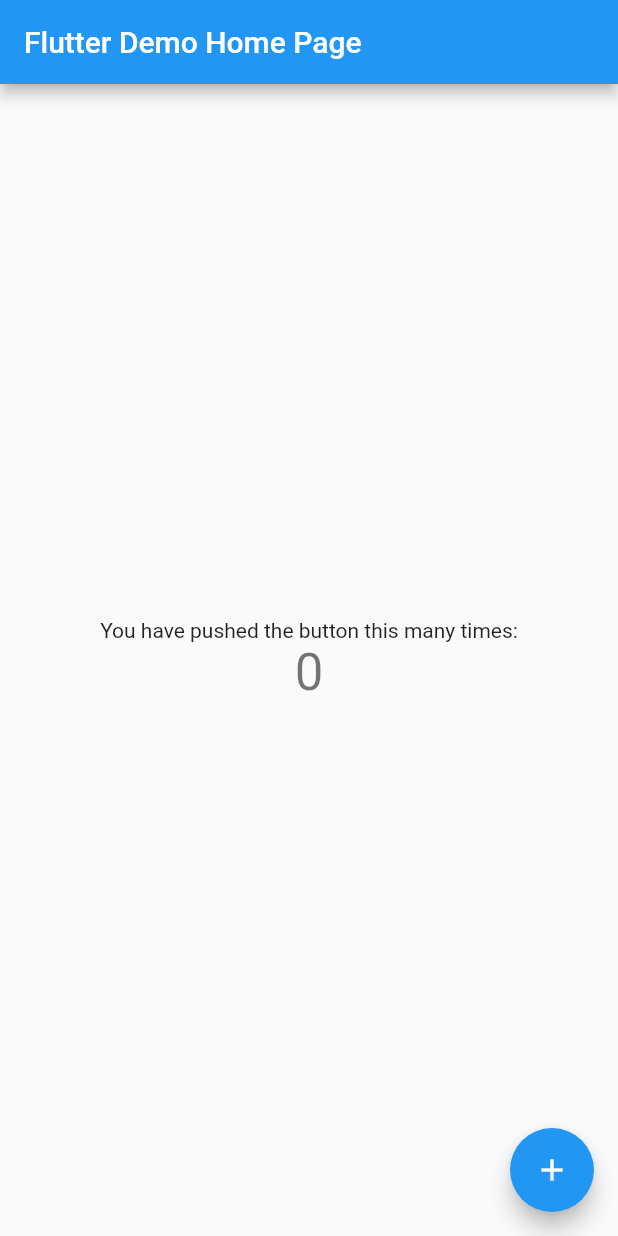
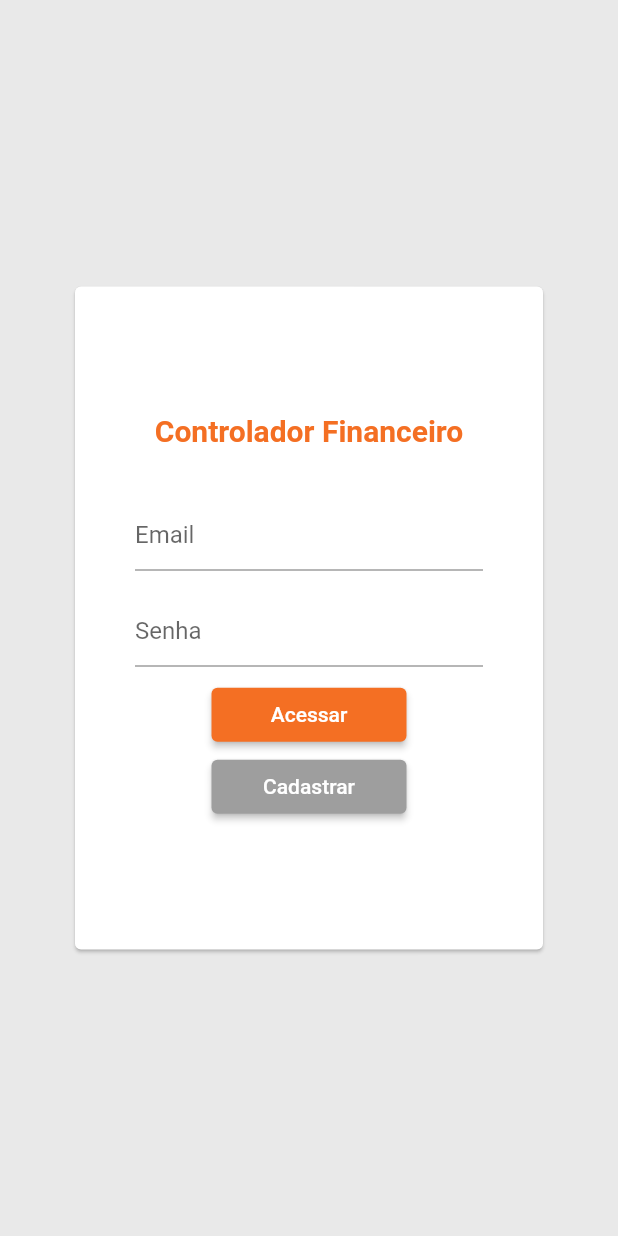
Before and after one commit to RodrigoVieira06/projeto-controle-financeiro, a Flutter app: the screen it shows after launch, on a phone screen of 412 x 824 dp. Run offline on Flutter 3.47's test engine with Material 2 defaults, Android fonts, the phone set to English and light mode, and no system bars; our stand-ins replace bloc, fl_chart, flutter_modular.

Commit message:
011 - Adicionadas as telas não funcionais de Login e Home

```diff
--- /dev/null
+++ b/lib/core/app_widget.dart
@@ -0,0 +1,18 @@
+import 'package:flutter/material.dart';
+import 'package:flutter_modular/flutter_modular.dart';
+import 'package:projeto_controle_financeiro/utils/theme.dart';
+
+class AppWidget extends StatelessWidget {
+  const AppWidget({Key? key}) : super(key: key);
+
+  @override
+  Widget build(BuildContext context) {
+    return MaterialApp.router(
+      title: 'Controle Financeiro Pessoal',
+      theme: projectTheme,
+      debugShowCheckedModeBanner: false,
+      routeInformationParser: Modular.routeInformationParser,
+      routerDelegate: Modular.routerDelegate,
+    );
+  }
+}
--- a/lib/main.dart
+++ b/lib/main.dart
@@ -1,115 +1,11 @@
 import 'package:flutter/material.dart';
+import 'package:flutter_modular/flutter_modular.dart';
+import 'package:projeto_controle_financeiro/core/app_module.dart';
+import 'package:projeto_controle_financeiro/core/app_widget.dart';
 
 void main() {
-  runApp(const MyApp());
+  runApp(ModularApp(
+    module: AppModule(),
+    child: const AppWidget(),
+  ));
 }
-
-class MyApp extends StatelessWidget {
-  const MyApp({Key? key}) : super(key: key);
-
-  // This widget is the root of your application.
-  @override
-  Widget build(BuildContext context) {
-    return MaterialApp(
-      title: 'Flutter Demo',
-      theme: ThemeData(
-        // This is the theme of your application.
-        //
-        // Try running your application with "flutter run". You'll see the
-        // application has a blue toolbar. Then, without quitting the app, try
-        // changing the primarySwatch below to Colors.green and then invoke
-        // "hot reload" (press "r" in the console where you ran "flutter run",
-        // or simply save your changes to "hot reload" in a Flutter IDE).
-        // Notice that the counter didn't reset back to zero; the application
-        // is not restarted.
-        primarySwatch: Colors.blue,
-      ),
-      home: const MyHomePage(title: 'Flutter Demo Home Page'),
-    );
-  }
-}
-
-class MyHomePage extends StatefulWidget {
-  const MyHomePage({Key? key, required this.title}) : super(key: key);
-
-  // This widget is the home page of your application. It is stateful, meaning
-  // that it has a State object (defined below) that contains fields that affect
-  // how it looks.
-
-  // This class is the configuration for the state. It holds the values (in this
-  // case the title) provided by the parent (in this case the App widget) and
-  // used by the build method of the State. Fields in a Widget subclass are
-  // always marked "final".
-
-  final String title;
-
-  @override
-  State<MyHomePage> createState() => _MyHomePageState();
-}
-
-class _MyHomePageState extends State<MyHomePage> {
-  int _counter = 0;
-
-  void _incrementCounter() {
-    setState(() {
-      // This call to setState tells the Flutter framework that something has
-      // changed in this State, which causes it to rerun the build method below
-      // so that the display can reflect the updated values. If we changed
-      // _counter without calling setState(), then the build method would not be
-      // called again, and so nothing would appear to happen.
-      _counter++;
-    });
-  }
-
-  @override
-  Widget build(BuildContext context) {
-    // This method is rerun every time setState is called, for instance as done
-    // by the _incrementCounter method above.
-    //
-    // The Flutter framework has been optimized to make rerunning build methods
-    // fast, so that you can just rebuild anything that needs updating rather
-    // than having to individually change instances of widgets.
-    return Scaffold(
-      appBar: AppBar(
-        // Here we take the value from the MyHomePage object that was created by
-        // the App.build method, and use it to set our appbar title.
-        title: Text(widget.title),
-      ),
-      body: Center(
-        // Center is a layout widget. It takes a single child and positions it
-        // in the middle of the parent.
-        child: Column(
-          // Column is also a layout widget. It takes a list of children and
-          // arranges them vertically. By default, it sizes itself to fit its
-          // children horizontally, and tries to be as tall as its parent.
-          //
-          // Invoke "debug painting" (press "p" in the console, choose the
-          // "Toggle Debug Paint" action from the Flutter Inspector in Android
-          // Studio, or the "Toggle Debug Paint" command in Visual Studio Code)
-          // to see the wireframe for each widget.
-          //
-          // Column has various properties to control how it sizes itself and
-          // how it positions its children. Here we use mainAxisAlignment to
-          // center the children vertically; the main axis here is the vertical
-          // axis because Columns are vertical (the cross axis would be
-          // horizontal).
-          mainAxisAlignment: MainAxisAlignment.center,
-          children: <Widget>[
-            const Text(
-              'You have pushed the button this many times:',
-            ),
-            Text(
-              '$_counter',
-              style: Theme.of(context).textTheme.headline4,
-            ),
-          ],
-        ),
-      ),
-      floatingActionButton: FloatingActionButton(
-        onPressed: _incrementCounter,
-        tooltip: 'Increment',
-        child: const Icon(Icons.add),
-      ), // This trailing comma makes auto-formatting nicer for build methods.
-    );
-  }
-}
--- /dev/null
+++ b/lib/screens/login/bloc/login_event.dart
@@ -0,0 +1,6 @@
+part of 'login_bloc.dart';
+
+@immutable
+abstract class LoginEvent {}
+
+class EnviarLogin extends LoginEvent {}
--- /dev/null
+++ b/lib/screens/login/components/login_widget.dart
@@ -0,0 +1,85 @@
+import 'package:flutter/material.dart';
+import 'package:flutter_modular/flutter_modular.dart';
+import 'package:projeto_controle_financeiro/utils/theme.dart';
+
+class LoginWidget extends StatelessWidget {
+  const LoginWidget({Key? key}) : super(key: key);
+
+  @override
+  Widget build(BuildContext context) {
+    TextEditingController emailController = TextEditingController();
+    TextEditingController senhaController = TextEditingController();
+
+    return Center(
+      child: Padding(
+        padding: const EdgeInsets.all(8.0),
+        child: SizedBox(
+          width: 320,
+          height: 450,
+          child: Card(
+            color: Colors.white,
+            child: Center(
+              child: Padding(
+                padding: const EdgeInsets.all(32.0),
+                child: Column(
+                  mainAxisAlignment: MainAxisAlignment.center,
+                  children: [
+                    Padding(
+                      padding: const EdgeInsets.only(bottom: 26),
+                      child: Text(
+                        'Controlador Financeiro',
+                        style: TextStyle(
+                            color: projectTheme.primaryColor,
+                            fontSize: 20,
+                            fontWeight: FontWeight.bold),
+                      ),
+                    ),
+                    Padding(
+                      padding: const EdgeInsets.all(8.0),
+                      child: TextField(
+                        controller: emailController,
+                        keyboardType: TextInputType.emailAddress,
+                        decoration: const InputDecoration(
+                          hintText: 'Email',
+                        ),
+                      ),
+                    ),
+                    Padding(
+                      padding: const EdgeInsets.all(8.0),
+                      child: TextField(
+                        controller: senhaController,
+                        keyboardType: TextInputType.visiblePassword,
+                        obscureText: true,
+                        enableSuggestions: false,
+                        autocorrect: false,
+                        decoration: const InputDecoration(
+                          hintText: 'Senha',
+                        ),
+                      ),
+                    ),
+                    ElevatedButton(
+                      onPressed: () => Modular.to.navigate('/home'),
+                      style: ElevatedButton.styleFrom(
+                        primary: projectTheme.primaryColor,
+                        fixedSize: const Size(130, 10),
+                      ),
+                      child: const Text('Acessar'),
+                    ),
+                    ElevatedButton(
+                      onPressed: () {},
+                      style: ElevatedButton.styleFrom(
+                        primary: Colors.grey,
+                        fixedSize: const Size(130, 10),
+                      ),
+                      child: const Text('Cadastrar'),
+                    ),
+                  ],
+                ),
+              ),
+            ),
+          ),
+        ),
+      ),
+    );
+  }
+}
--- /dev/null
+++ b/lib/screens/login/login_page.dart
@@ -0,0 +1,15 @@
+import 'package:flutter/material.dart';
+
+import 'components/login_widget.dart';
+
+class LoginPage extends StatelessWidget {
+  const LoginPage({Key? key}) : super(key: key);
+
+  @override
+  Widget build(BuildContext context) {
+    return const Scaffold(
+      backgroundColor: Color.fromARGB(255, 233, 233, 233),
+      body: LoginWidget(),
+    );
+  }
+}
--- /dev/null
+++ b/lib/screens/login/models/login.dart
@@ -0,0 +1,9 @@
+class Login {
+  final String email;
+  final String senha;
+
+  const Login(
+    this.email,
+    this.senha,
+  );
+}
--- /dev/null
+++ b/lib/utils/theme.dart
@@ -0,0 +1,13 @@
+import 'package:flutter/material.dart';
+
+final projectTheme = ThemeData(
+  primaryColor: const Color.fromARGB(255, 244, 111, 35),
+  backgroundColor: const Color.fromARGB(255, 233, 233, 233),
+  buttonTheme: const ButtonThemeData(
+    buttonColor: Color.fromARGB(255, 244, 111, 35),
+    textTheme: ButtonTextTheme.primary,
+  ),
+  colorScheme: ColorScheme.fromSwatch().copyWith(
+    secondary: const Color.fromARGB(255, 233, 150, 101),
+  ),
+);
```
Also changed, not shown: lib/components/nav_bar_widget.dart (added, +29 -0 lines), lib/core/app_module.dart (added, +14 -0 lines), lib/screens/home/components/despesas_widget.dart (added, +128 -0 lines), lib/screens/home/components/visao_geral_widget.dart (added, +123 -0 lines), lib/screens/home/home_module.dart (added, +12 -0 lines), lib/screens/home/home_page.dart (added, +26 -0 lines), lib/screens/home/home_widget.dart (added, +21 -0 lines), lib/screens/login/bloc/login_bloc.dart (added, +14 -0 lines), lib/screens/login/bloc/login_state.dart (added, +24 -0 lines), lib/screens/login/login_module.dart (added, +13 -0 lines), pubspec.yaml (+3 -51 lines), lib/components/drawer_widget.dart (added), pubspec.lock, 1 other file.
